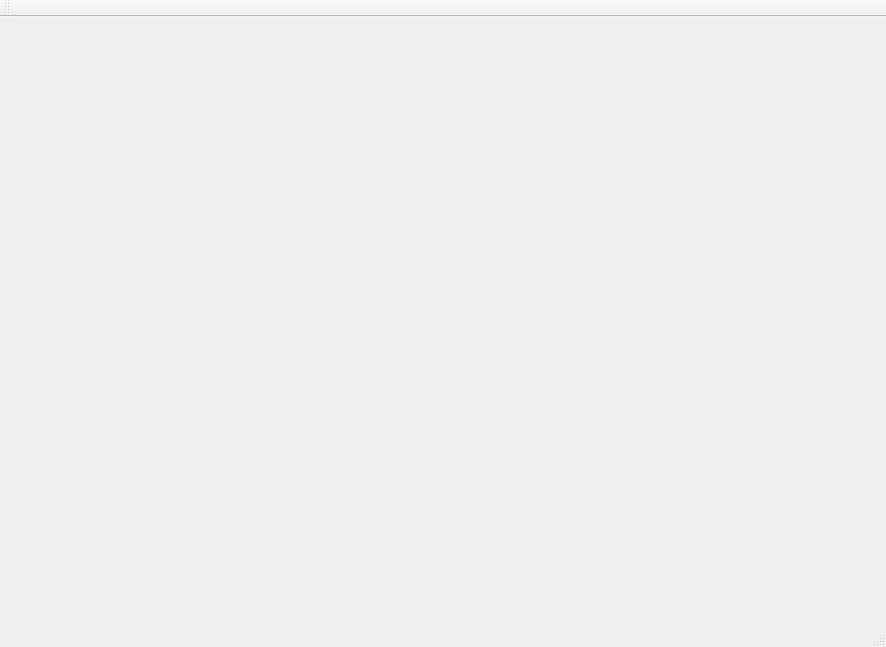
Before: the Qt Designer form client/mainwindow.ui in 172270/QElectricPartsCatalog, drawn with Qt 5.
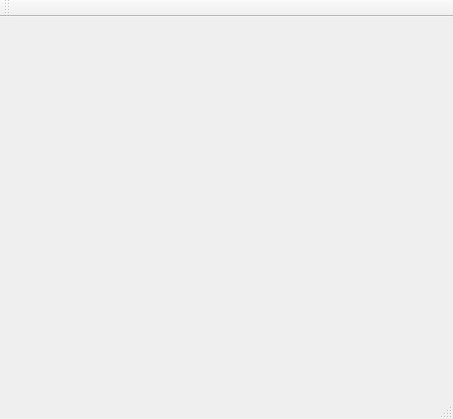
After: the same form once the commit is applied.

Diff of the .ui file:
```diff
--- a/client/mainwindow.ui
+++ b/client/mainwindow.ui
@@ -6,8 +6,8 @@
    <rect>
     <x>0</x>
     <y>0</y>
-    <width>886</width>
-    <height>647</height>
+    <width>453</width>
+    <height>419</height>
    </rect>
   </property>
   <property name="windowTitle">
```
Left out of the diff: 2 changed lines with no effect on the pictures.
